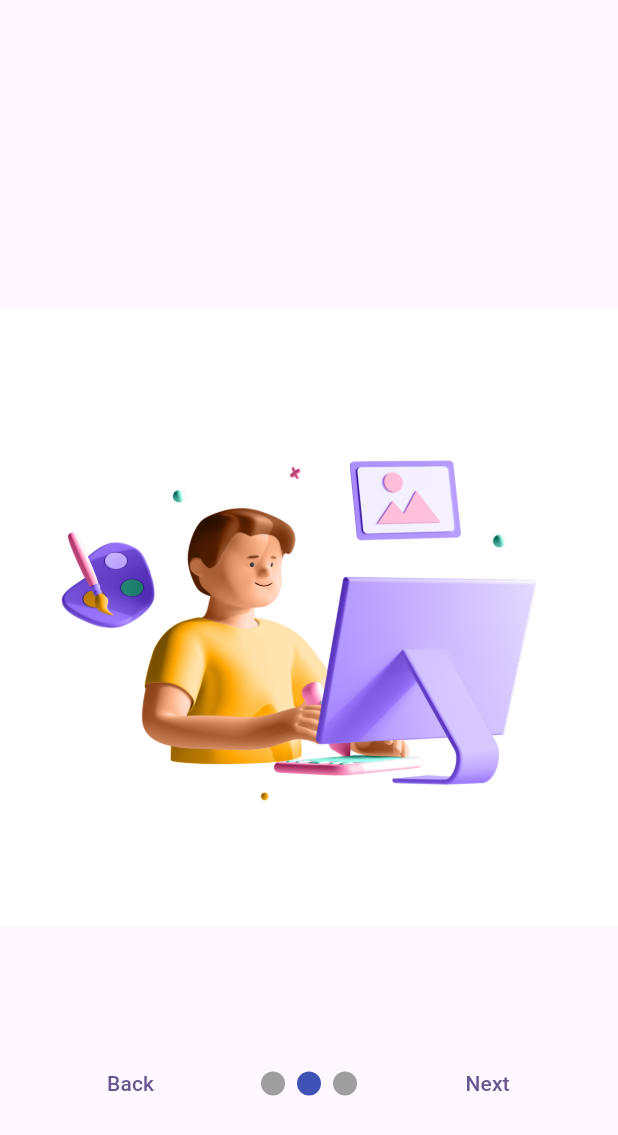
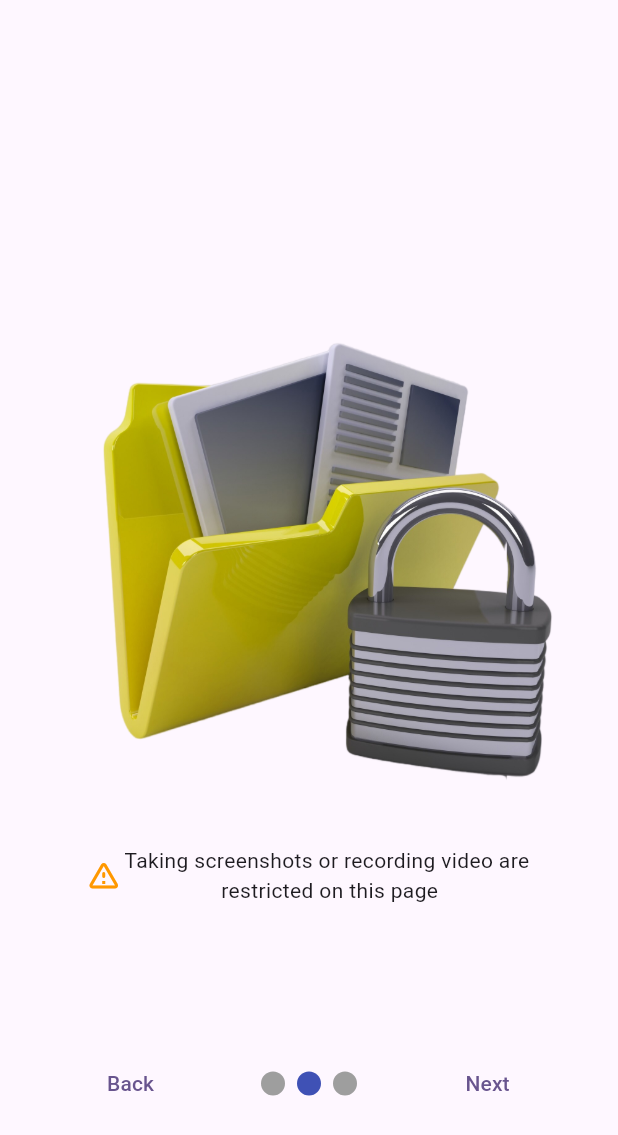
Before and after one commit to mhdfaizal03/gotech_repo, a Flutter app: the screen it shows after launch, swiped to page 2, on a phone screen of 412 x 824 dp. Shown: the top 1135 px of the screen. Run offline on Flutter 3.47's test engine with Material 3 defaults, Android fonts, the phone set to English and light mode, and no system bars; drawn by our look-alikes of smooth_page_indicator; our stand-ins replace get; missing offline and left inert: flutter_windowmanager.

Commit message:
first commit

```diff
--- a/lib/main.dart
+++ b/lib/main.dart
@@ -1,7 +1,6 @@
 import 'package:flutter/material.dart';
 import 'package:get/get.dart';
 import 'package:gotech_app/pages/carousel.dart';
-import 'package:gotech_app/pages/page_1.dart';
 
 void main() {
   runApp(const MyApp());
--- a/lib/pages/Page_2.dart
+++ b/lib/pages/Page_2.dart
@@ -1,9 +1,5 @@
 import 'package:flutter/material.dart';
 import 'package:flutter_windowmanager/flutter_windowmanager.dart';
-import 'package:get/get.dart';
-import 'package:gotech_app/pages/Page_2.dart';
-import 'package:gotech_app/pages/page_3.dart';
-import 'package:lottie/lottie.dart';
 
 class Page2 extends StatefulWidget {
   const Page2({
@@ -30,9 +26,22 @@ class _Page2State extends State<Page2> {
         children: [
           Container(
             child: Image.asset(
-              'assets/page1.jpg',
+              'assets/page2.png',
             ),
           ),
+          const Row(
+            mainAxisAlignment: MainAxisAlignment.center,
+            children: [
+              Icon(
+                Icons.warning_amber_rounded,
+                color: Colors.orange,
+              ),
+              Text(
+                'Taking screenshots or recording video are \n restricted on this page',
+                textAlign: TextAlign.center,
+              ),
+            ],
+          )
         ],
       ),
     );
--- a/lib/pages/carousel.dart
+++ b/lib/pages/carousel.dart
@@ -63,7 +63,13 @@ class _CarouselState extends State<Carousel> {
                               curve: Curves.easeIn);
                         },
                         child: const Text('Next'))
-                    : TextButton(onPressed: () {}, child: const Text('Done')),
+                    : TextButton(
+                        onPressed: () {
+                          controller.nextPage(
+                              duration: const Duration(milliseconds: 500),
+                              curve: Curves.easeIn);
+                        },
+                        child: const Text('Done')),
               ],
             ))
       ],
--- a/lib/pages/page_1.dart
+++ b/lib/pages/page_1.dart
@@ -1,6 +1,4 @@
 import 'package:flutter/material.dart';
-import 'package:get/get.dart';
-import 'package:gotech_app/pages/Page_2.dart';
 
 class Page1 extends StatefulWidget {
   const Page1({
```
Also changed, not shown: assets/page2.png (added).
